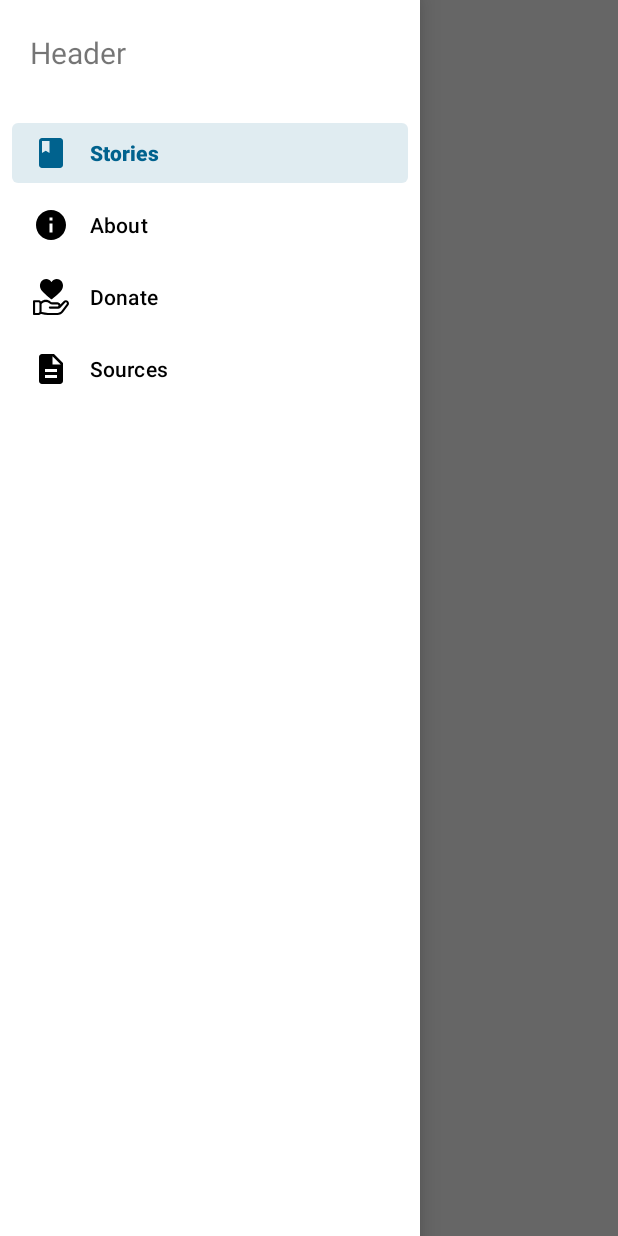
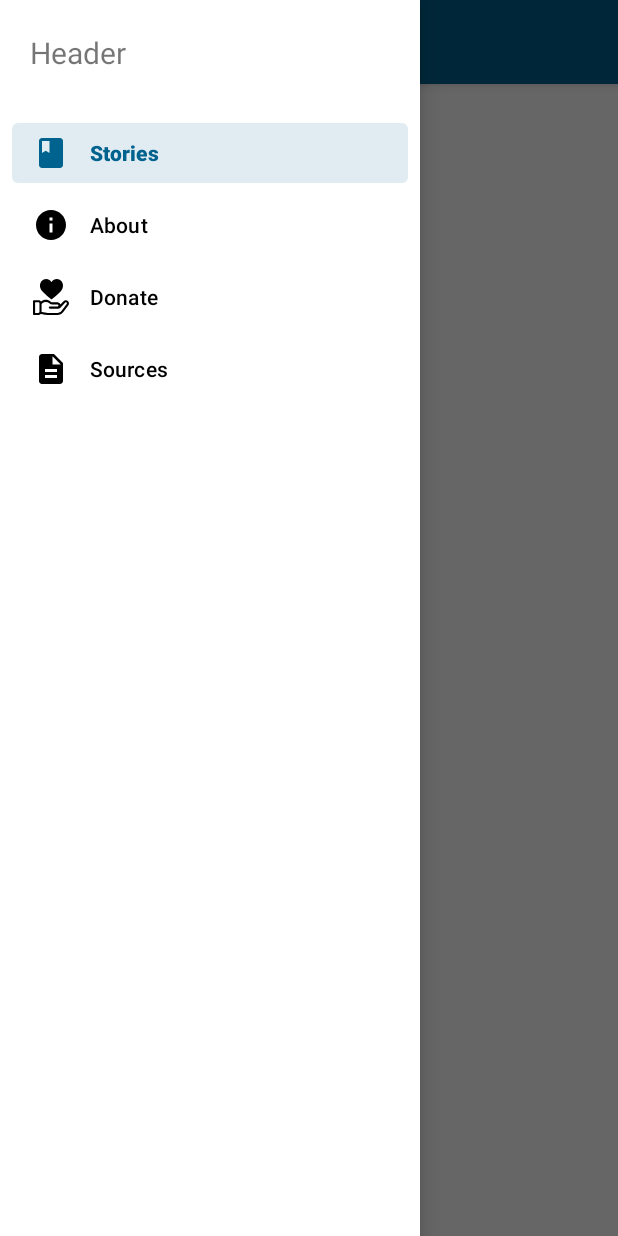
Before and after one commit to Jimmt/Homeless-Stories, an Android app: the MainActivity screen opened directly, with no data from a screen before it, with the side drawer open, on a phone screen of 412 x 824 dp. Run offline under Robolectric (Android 15) with nearby library versions, the phone set to English and light mode, and no system bars.

Commit message:
add elevation and color to app bar

```diff
--- a/app/src/main/res/layout/drawer.xml
+++ b/app/src/main/res/layout/drawer.xml
@@ -12,11 +12,14 @@
         android:layout_width="match_parent"
         android:layout_height="match_parent">
 
+        <com.google.android.material.appbar.AppBarLayout
+            android:layout_width="match_parent"
+            android:layout_height="?attr/actionBarSize"
+            android:background="@color/colorPrimary">
             <androidx.appcompat.widget.Toolbar
                 android:id="@+id/toolbar"
                 android:layout_width="match_parent"
-            android:layout_height="?attr/actionBarSize"
-            android:background="@android:color/transparent">
+                android:layout_height="?attr/actionBarSize">
 
                 <TextView
                     android:id="@+id/toolbar_title"
@@ -24,9 +27,11 @@
                     android:layout_width="wrap_content"
                     android:layout_height="wrap_content"
                     android:layout_gravity="center"
-                android:text="Stories" />
+                    android:text="Stories"
+                    android:textColor="@android:color/white"/>
 
             </androidx.appcompat.widget.Toolbar>
+        </com.google.android.material.appbar.AppBarLayout>
 
         <FrameLayout
             android:id="@+id/frame_layout"
--- a/app/src/main/res/layout/fragment_story.xml
+++ b/app/src/main/res/layout/fragment_story.xml
@@ -11,6 +11,7 @@
         android:id="@+id/scrollView2"
         android:layout_width="match_parent"
         android:layout_height="0dp"
+        android:layout_marginTop="0dp"
         android:layout_weight="50"
         app:layout_constraintTop_toTopOf="parent">
 
@@ -20,6 +21,7 @@
             android:layout_width="match_parent"
             android:layout_height="wrap_content"
             android:layout_gravity="top"
+            android:paddingTop="@dimen/story_horizontal_margin"
             android:text="AOWEIFJAWEOIFJAOWIFJAWIOWJFOAIFJWEIFJOFIJWEIOFJAIWFJIOEFJWIOFJAWIOFJA AEFJOAWIEFJAWIO faweOJFI Awoeif aweiFJaeWIOFJaweIOF JAEW"
             tools:layout_editor_absoluteY="231dp" />
     </ScrollView>
```
Lines whose indentation alone changed are shown as unchanged.
